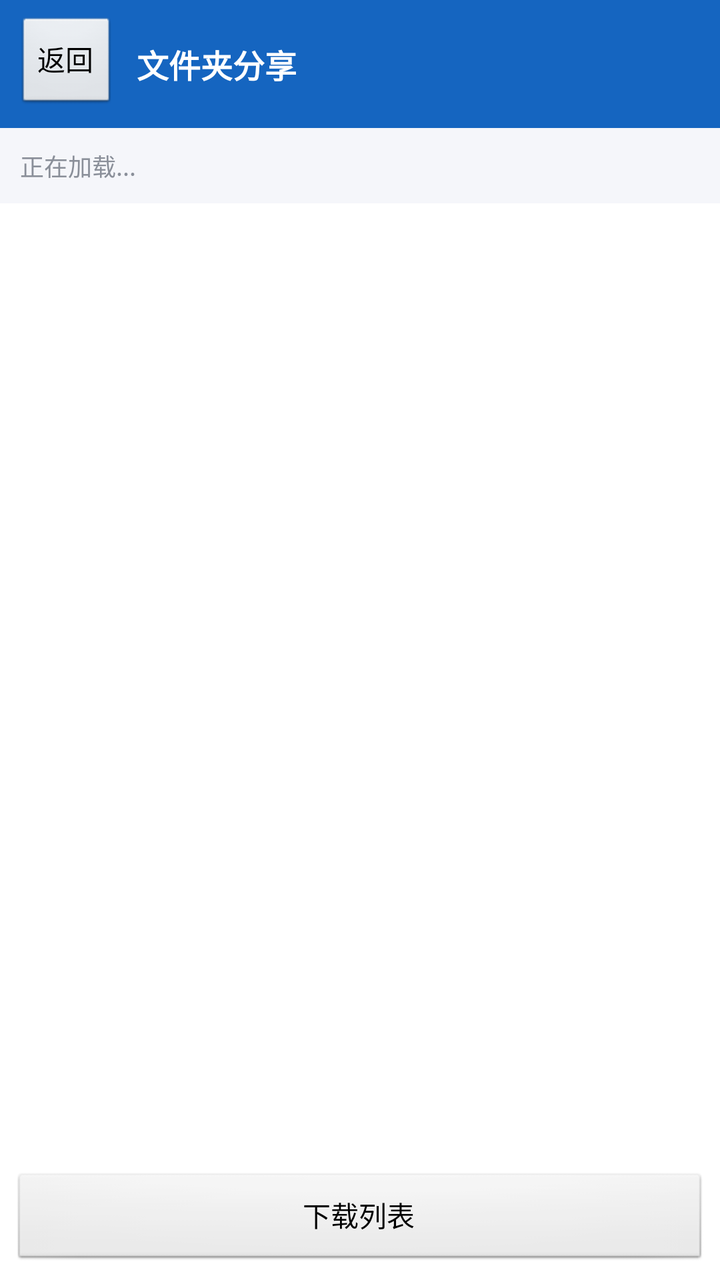
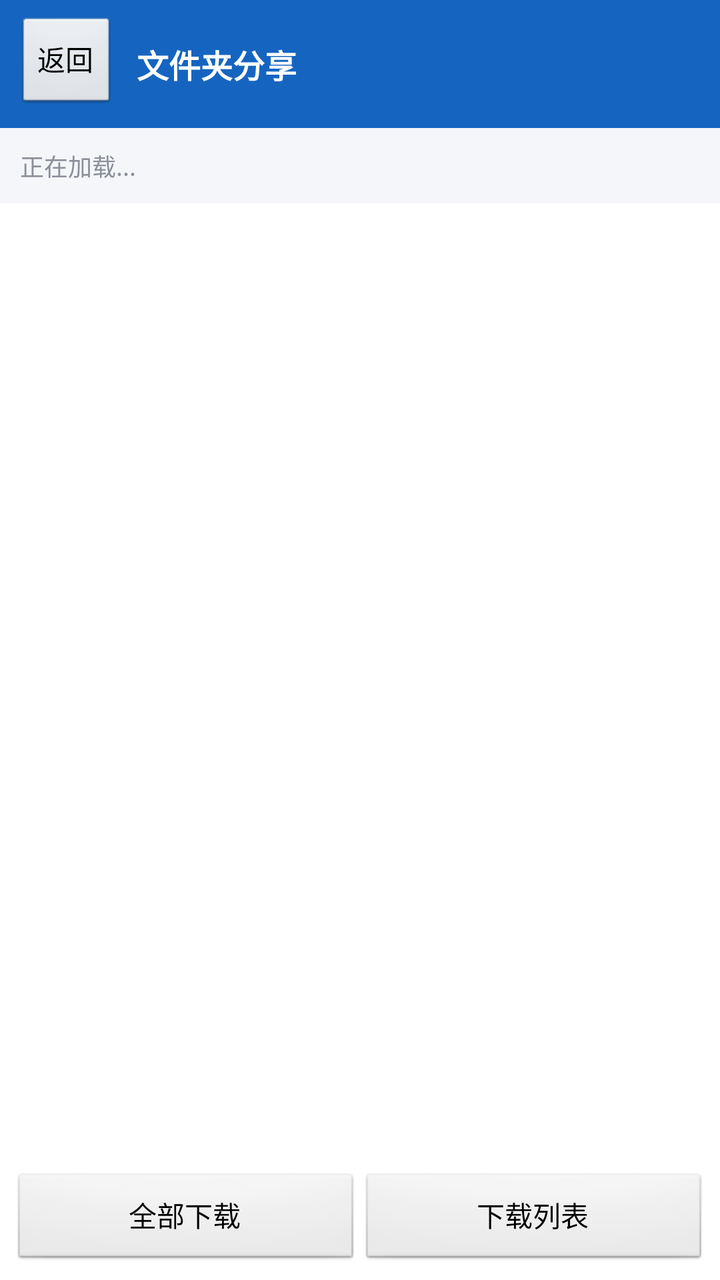

An Android layout rendered at two revisions. The XML below is the earlier revision; the diff shows what the commit changed to produce the second picture.
<!-- AndroidManifest.xml: application theme Theme.LanzouCloud -->
<!-- res/layout/activity_share.xml -->
<?xml version="1.0" encoding="utf-8"?>
<LinearLayout xmlns:android="http://schemas.android.com/apk/res/android"
    android:layout_width="match_parent"
    android:layout_height="match_parent"
    android:orientation="vertical">

    <LinearLayout
        android:layout_width="match_parent"
        android:layout_height="wrap_content"
        android:orientation="horizontal"
        android:padding="8dp"
        android:background="@color/primary">

        <Button
            android:id="@+id/share_back_btn"
            android:layout_width="wrap_content"
            android:layout_height="wrap_content"
            android:text="返回" />

        <TextView
            android:id="@+id/share_title"
            android:layout_width="0dp"
            android:layout_height="wrap_content"
            android:layout_weight="1"
            android:layout_gravity="center_vertical"
            android:paddingLeft="10dp"
            android:paddingRight="10dp"
            android:text="文件夹分享"
            android:textColor="@color/on_primary"
            android:textSize="16sp"
            android:textStyle="bold"
            android:singleLine="true"
            android:ellipsize="end" />
    </LinearLayout>

    <TextView
        android:id="@+id/share_info"
        android:layout_width="match_parent"
        android:layout_height="wrap_content"
        android:padding="10dp"
        android:text="正在加载..."
        android:textSize="12sp"
        android:textColor="@color/text_secondary"
        android:background="@color/bg" />

    <ListView
        android:id="@+id/share_list"
        android:layout_width="match_parent"
        android:layout_height="0dp"
        android:layout_weight="1"
        android:divider="@color/divider"
        android:dividerHeight="1dp"
        android:background="@color/surface" />

    <LinearLayout
        android:layout_width="match_parent"
        android:layout_height="wrap_content"
        android:orientation="horizontal"
        android:padding="6dp"
        android:background="@color/surface">

        <Button
            android:id="@+id/share_more_btn"
            android:layout_width="0dp"
            android:layout_height="wrap_content"
            android:layout_weight="1"
            android:text="加载更多"
            android:visibility="gone" />

        <Button
            android:id="@+id/share_downloads_btn"
            android:layout_width="0dp"
            android:layout_height="wrap_content"
            android:layout_weight="1"
            android:text="下载列表" />
    </LinearLayout>
</LinearLayout>
<!-- resources referenced by this layout -->
<resources>
  <color name="bg">#F5F6FA</color>
  <color name="divider">#E5E7EB</color>
  <color name="on_primary">#FFFFFF</color>
  <color name="primary">#1565C0</color>
  <color name="surface">#FFFFFF</color>
  <color name="text_secondary">#8A8F99</color>
  <style name="Theme.LanzouCloud" parent="android:Theme.Light.NoTitleBar">
          <item name="android:windowBackground">@color/bg</item>
          
          <item name="android:forceDarkAllowed">false</item>
      </style>
</resources>

<!-- the commit's change to res/layout/activity_share.xml (unified diff, before → after) -->
@@ -68,6 +68,13 @@
             android:visibility="gone" />
 
         <Button
+            android:id="@+id/share_all_btn"
+            android:layout_width="0dp"
+            android:layout_height="wrap_content"
+            android:layout_weight="1"
+            android:text="全部下载" />
+
+        <Button
             android:id="@+id/share_downloads_btn"
             android:layout_width="0dp"
             android:layout_height="wrap_content"
